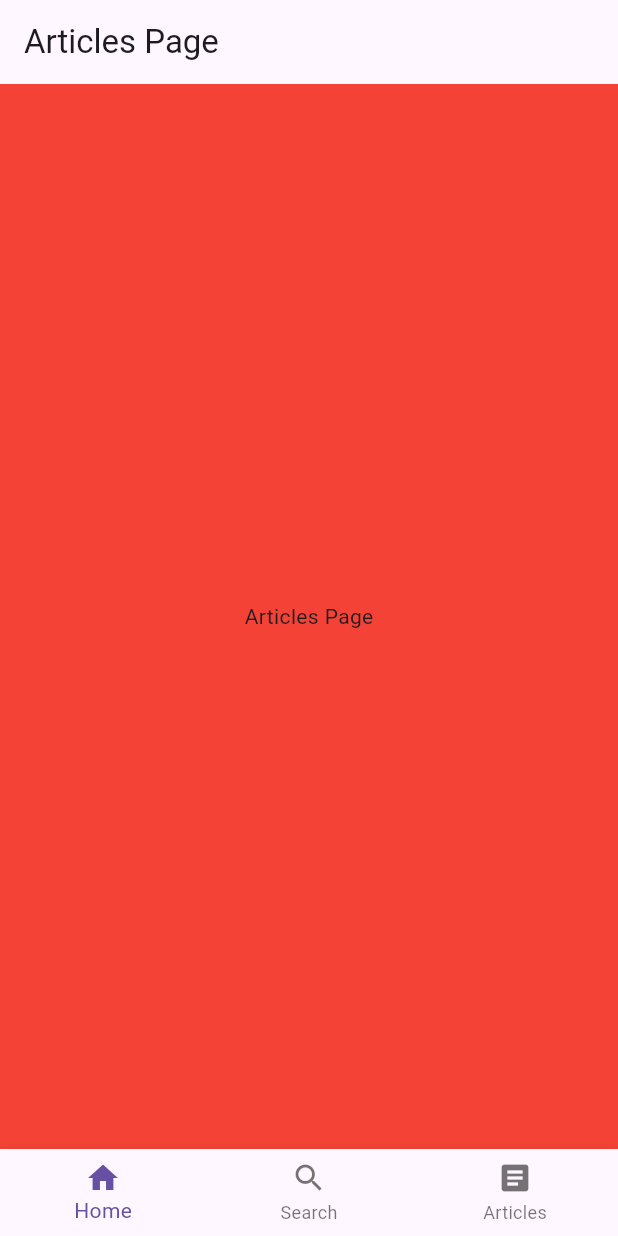
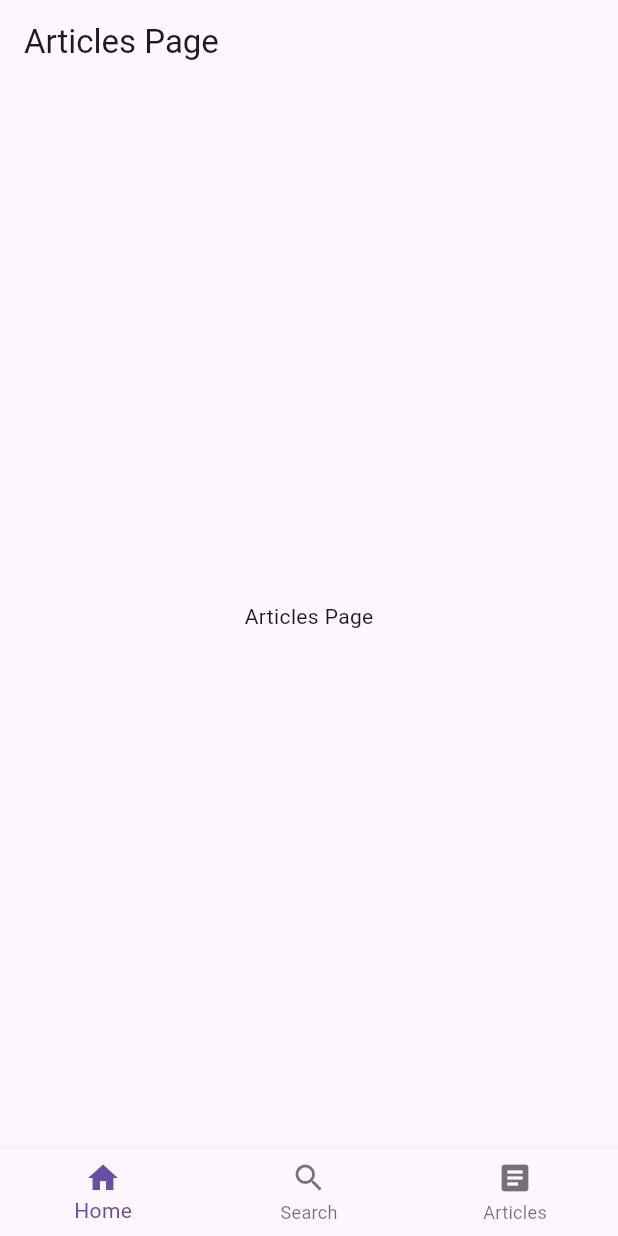
Before and after one commit to snaizlol/diplomka, a Flutter app: the ArticlesPage screen opened by its route, on a phone screen of 412 x 824 dp. Run offline on Flutter 3.47's test engine with Material 3 defaults, Android fonts, the light colour scheme and no system bars; our stand-ins replace flutter_bloc, get_it, go_router.

Commit message:
moved files

```diff
--- a/lib/components/fotbalkee_card.dart
+++ b/lib/components/fotbalkee_card.dart
@@ -1,5 +1,4 @@
 import 'package:flutter/material.dart';
-import 'package:gap/gap.dart';
 
 class CardWidget extends StatelessWidget {
   const CardWidget(
--- a/lib/cubit/detail_page/detail_page_cubit.dart
+++ b/lib/cubit/detail_page/detail_page_cubit.dart
@@ -1,7 +1,6 @@
 import 'package:diplomka/cubit/detail_page/detail_page_state.dart';
 import 'package:diplomka/entities/pub_entity.dart';
 import 'package:diplomka/repositories/fotbalkee_repository.dart';
-import 'package:diplomka/repositories/mockup_fotbalkee.dart';
 import 'package:flutter_bloc/flutter_bloc.dart';
 
 class DetailPageCubit extends Cubit<DetailPageState> {
--- a/lib/cubit/detail_page/detail_page_state.dart
+++ b/lib/cubit/detail_page/detail_page_state.dart
@@ -1,6 +1,5 @@
 import 'package:diplomka/entities/fotbalek_entity.dart';
 import 'package:diplomka/entities/pub_entity.dart';
-import 'package:diplomka/entities/table_entity.dart';
 
 class DetailPageState {
   DetailPageState({required this.id, required this.pub});
@@ -25,5 +24,8 @@
 }
 
 class DetailPageStateLoaded extends DetailPageState {
-  DetailPageStateLoaded({required super.id, required super.pub});
+  DetailPageStateLoaded({
+    required super.id,
+    required super.pub,
+  });
 }
--- a/lib/main.dart
+++ b/lib/main.dart
@@ -30,7 +30,6 @@
   @override
   ThemeExtension<FotbalkeeThemeExtension> lerp(
       covariant ThemeExtension<FotbalkeeThemeExtension>? other, double t) {
-    // TODO: implement lerp
     throw UnimplementedError();
   }
 }
--- a/lib/pages/articles_page.dart
+++ b/lib/pages/articles/articles_page.dart
@@ -7,10 +7,13 @@
   Widget build(BuildContext context) {
     return Scaffold(
       appBar: AppBar(
-        title: Text('Articles Page'),
+        title: const Text('Articles Page'),
       ),
-      backgroundColor: Colors.red,
-      body: Center(child: Text('Articles Page')),
+      body: const Center(
+        child: Text(
+          'Articles Page',
+        ),
+      ),
     );
   }
 }
--- a/lib/pages/detail_page.dart
+++ b/lib/pages/detail/detail_page.dart
@@ -1,6 +1,6 @@
 import 'package:diplomka/cubit/detail_page/detail_page_cubit.dart';
 import 'package:diplomka/entities/di.dart';
-import 'package:diplomka/widgets/detail_page_content_view.dart';
+import 'package:diplomka/widgets/detail_content/detail_page_content_view.dart';
 import 'package:flutter/material.dart';
 import 'package:flutter_bloc/flutter_bloc.dart';
 
--- a/lib/pages/home_page.dart
+++ b/lib/pages/home/home_page.dart
@@ -1,8 +1,6 @@
 import 'package:diplomka/cubit/home_page/home_page_cubit.dart';
 import 'package:diplomka/entities/di.dart';
-import 'package:diplomka/pages/articles_page.dart';
-import 'package:diplomka/pages/search_page.dart';
-import 'package:diplomka/widgets/home_page_content_view.dart';
+import 'package:diplomka/widgets/home_content/home_page_content_view.dart';
 import 'package:flutter/material.dart';
 import 'package:flutter_bloc/flutter_bloc.dart';
 
--- a/lib/pages/initial_page.dart
+++ b/lib/pages/initial/initial_page.dart
@@ -1,5 +1,3 @@
-import 'package:diplomka/pages/articles_page.dart';
-import 'package:diplomka/pages/search_page.dart';
 import 'package:flutter/material.dart';
 import 'package:go_router/go_router.dart';
 
```
Also changed, not shown: lib/cubit/home_page/home_page_cubit.dart (+11 -2 lines), lib/cubit/home_page/home_page_state.dart (+14 -4 lines), lib/entities/di.dart (+19 -5 lines), lib/entities/router/router.dart (+5 -6 lines), lib/entities/table_entity.dart (+4 -3 lines), lib/pages/search/search_page.dart (renamed from lib/pages/search_page.dart, +7 -4 lines), lib/widgets/detail_content/detail_page_content_view.dart (renamed from lib/widgets/detail_page_content_view.dart, +6 -8 lines), lib/widgets/home_content/home_page_content_view.dart (renamed from lib/widgets/home_page_content_view.dart, +4 -10 lines).
